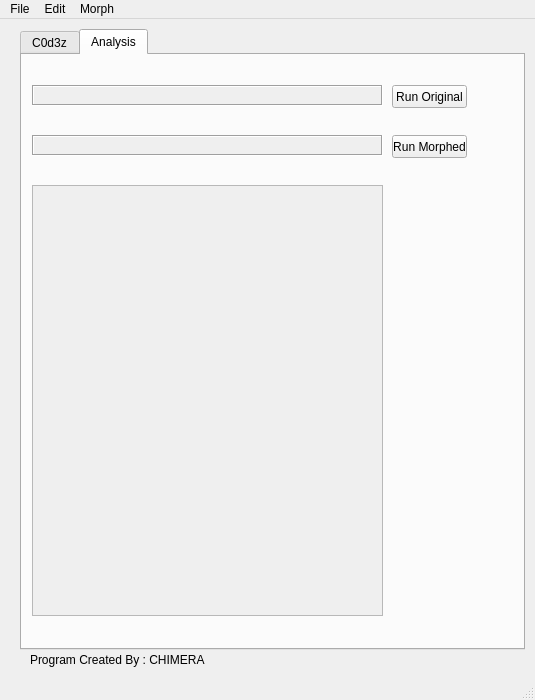
First picture: the form in Polymorphic_Engine_V1/mainwindow.ui, repository metherlence784/FYP-Polymorphic-Engine, before the edit.
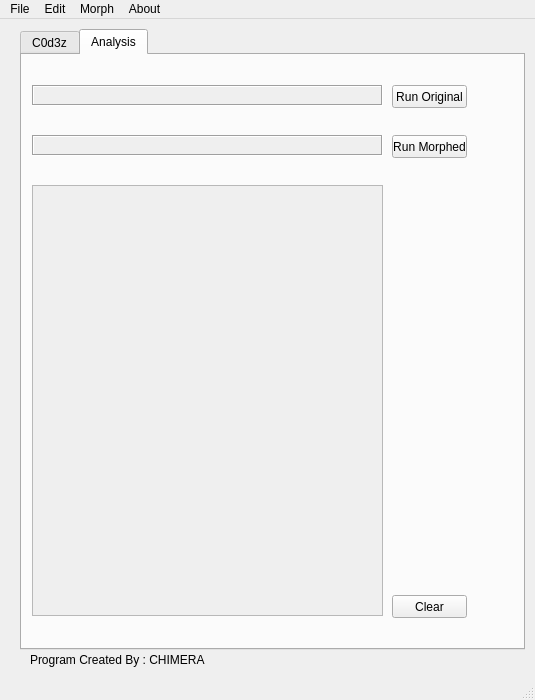
Second picture: the form after the edit. The open tabs and pages were chosen to show the change.

Commit message:
We added the Clear_Output_Log_Controller, which clears the analysis textbox when the clear button is clicked. This button is updated in the MainWindow.
We added the View_About_Information_Controller, which pops up a message box which contains information about our team and polymorphic engine.

The edit to the form file:
```diff
--- a/Polymorphic_Engine_V1/mainwindow.ui
+++ b/Polymorphic_Engine_V1/mainwindow.ui
@@ -316,6 +316,19 @@
        <string>Run Morphed</string>
       </property>
      </widget>
+     <widget class="QPushButton" name="Clear_Output_Log_Button">
+      <property name="geometry">
+       <rect>
+        <x>370</x>
+        <y>540</y>
+        <width>75</width>
+        <height>23</height>
+       </rect>
+      </property>
+      <property name="text">
+       <string>Clear</string>
+      </property>
+     </widget>
     </widget>
    </widget>
    <widget class="QLabel" name="label_3">
@@ -367,9 +380,16 @@
     <addaction name="Compile_Menu_Item"/>
     <addaction name="Morph_Menu_Item"/>
    </widget>
+   <widget class="QMenu" name="About_Menu_Header">
+    <property name="title">
+     <string>About</string>
+    </property>
+    <addaction name="About_Menu_Item"/>
+   </widget>
    <addaction name="File_Menu_Header"/>
    <addaction name="Edit_Menu_Header"/>
    <addaction name="Morph_Menu_Header"/>
+   <addaction name="About_Menu_Header"/>
   </widget>
   <widget class="QStatusBar" name="statusbar"/>
   <action name="New_File_Menu_Item">
```
Left out of the diff: 7 changed lines with no effect on the pictures. The commit also changes 63 other files.
